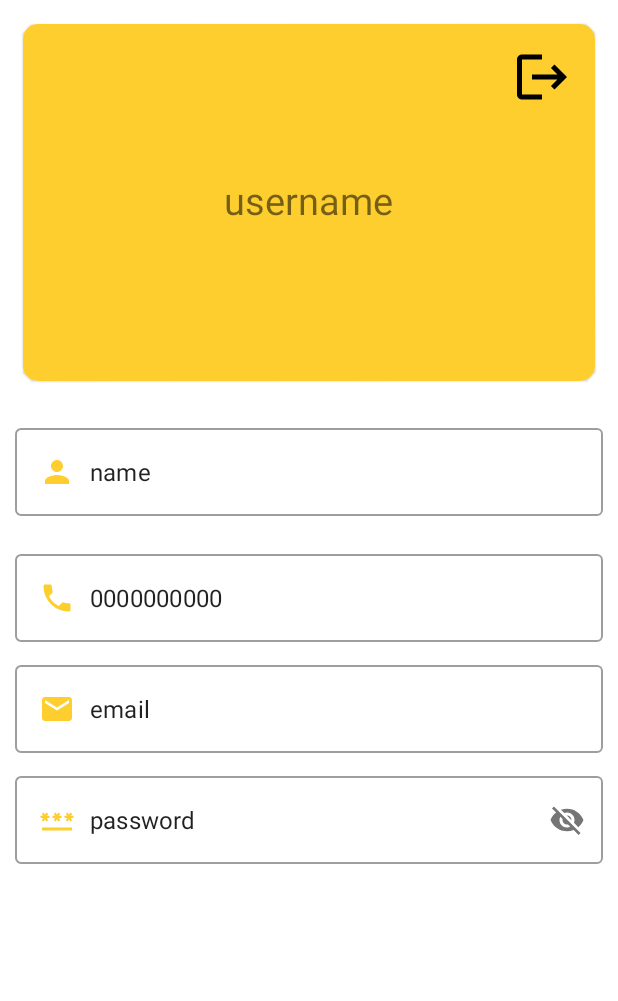
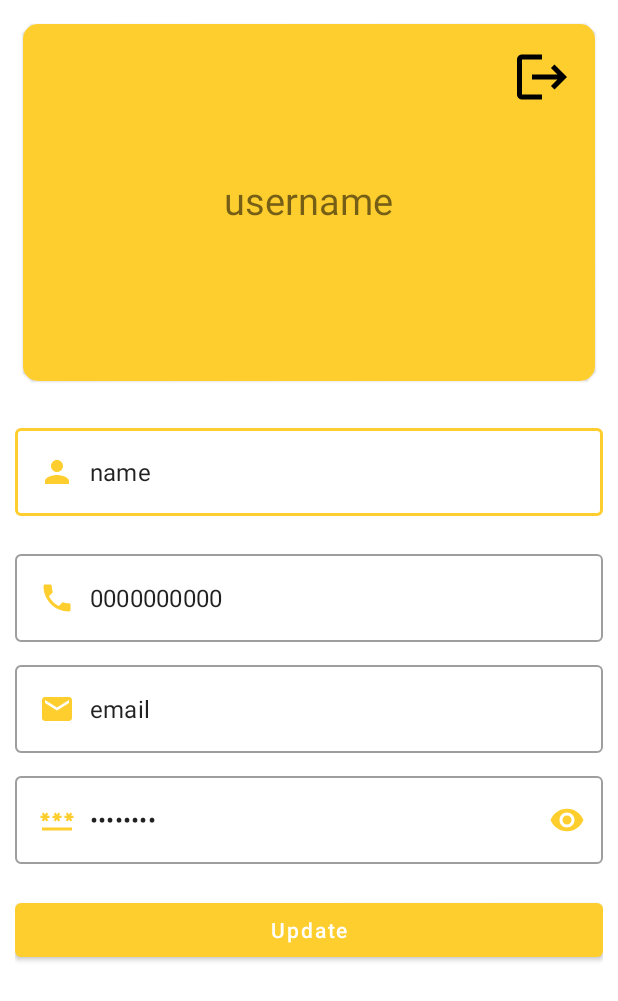
Before and after one commit to sanskar-kakani/note_app, an Android app: the layout fragment_profile.xml on its own in the app's theme, with its tools: preview values and no code run, on a phone screen of 412 x 824 dp. Shown: the top 1001 px of the screen. Run offline under Robolectric (Android 15) with nearby library versions, the phone set to English and light mode, and no system bars.

```diff
--- a/app/src/main/res/layout/fragment_profile.xml
+++ b/app/src/main/res/layout/fragment_profile.xml
@@ -6,6 +6,7 @@
     xmlns:tools="http://schemas.android.com/tools"
     android:layout_width="match_parent"
     android:layout_height="match_parent"
+    tools:ignore="HardcodedText"
     >
 
     <LinearLayout xmlns:android="http://schemas.android.com/apk/res/android"
@@ -36,7 +37,8 @@
                     android:layout_centerInParent="true"
                     android:includeFontPadding="false"
                     android:text="username"
-                    android:textSize="25sp" />
+                    android:textSize="25sp"
+                     />
 
                 <ImageView
                     android:id="@+id/logout"
@@ -47,7 +49,8 @@
                     android:layout_marginTop="15dp"
                     android:layout_marginEnd="15dp"
                     android:layout_marginBottom="15dp"
-                    android:src="@drawable/baseline_logout_24" />
+                    android:src="@drawable/baseline_logout_24"
+                    tools:ignore="ContentDescription" />
 
             </RelativeLayout>
 
@@ -69,10 +72,9 @@
                 <com.google.android.material.textfield.TextInputEditText
                     android:layout_width="match_parent"
                     android:layout_height="match_parent"
-                    android:editable="false"
-                    android:focusable="false"
                     android:drawableLeft="@drawable/baseline_person_24"
                     android:drawablePadding="10dp"
+                    android:inputType="textNoSuggestions"
                     android:text="name" />
 
             </com.google.android.material.textfield.TextInputLayout>
@@ -96,9 +98,10 @@
                 <com.google.android.material.textfield.TextInputEditText
                     android:layout_width="match_parent"
                     android:layout_height="match_parent"
+                    android:clickable="false"
+                    android:cursorVisible="false"
                     android:editable="false"
                     android:focusable="false"
-                    android:cursorVisible="false"
                     android:drawableLeft="@drawable/baseline_local_phone_24"
                     android:drawablePadding="10dp"
                     android:text="0000000000" />
@@ -115,12 +118,10 @@
                 <com.google.android.material.textfield.TextInputEditText
                     android:layout_width="match_parent"
                     android:layout_height="match_parent"
-                    android:editable="false"
-                    android:focusable="false"
-                    android:cursorVisible="false"
                     android:drawableLeft="@drawable/baseline_email_24"
                     android:drawablePadding="10dp"
-                    android:text="email" />
+                    android:text="email"
+                    tools:ignore="RtlHardcoded" />
 
             </com.google.android.material.textfield.TextInputLayout>
 
@@ -130,21 +131,30 @@
                 android:layout_width="match_parent"
                 android:layout_height="wrap_content"
                 android:layout_marginBottom="20dp"
+                app:passwordToggleTint="#fece2f"
                 app:passwordToggleEnabled="true">
 
                 <com.google.android.material.textfield.TextInputEditText
                     android:layout_width="match_parent"
                     android:layout_height="match_parent"
-                    android:clickable="false"
-                    android:editable="false"
                     android:drawableStart="@drawable/baseline_password_24"
                     android:drawablePadding="10dp"
-                    android:focusable="false"
+                    android:inputType="textPassword"
                     android:drawableTint="#fece2f"
-                    android:cursorVisible="false"
+                    android:autofillHints="false"
                     android:text="password" />
 
             </com.google.android.material.textfield.TextInputLayout>
+
+
+            <Button
+                android:id="@+id/updateBtn"
+                android:layout_width="match_parent"
+                android:layout_height="match_parent"
+                android:text="Update"
+                android:inputType="textEmailAddress"
+                android:textAllCaps="false"
+                tools:ignore="HardcodedText" />
 
 
         </LinearLayout>
```
Also changed, not shown: app/src/main/java/com/example/note_app_firebase/fragment/ProfileFragment.kt (+51 -6 lines).
